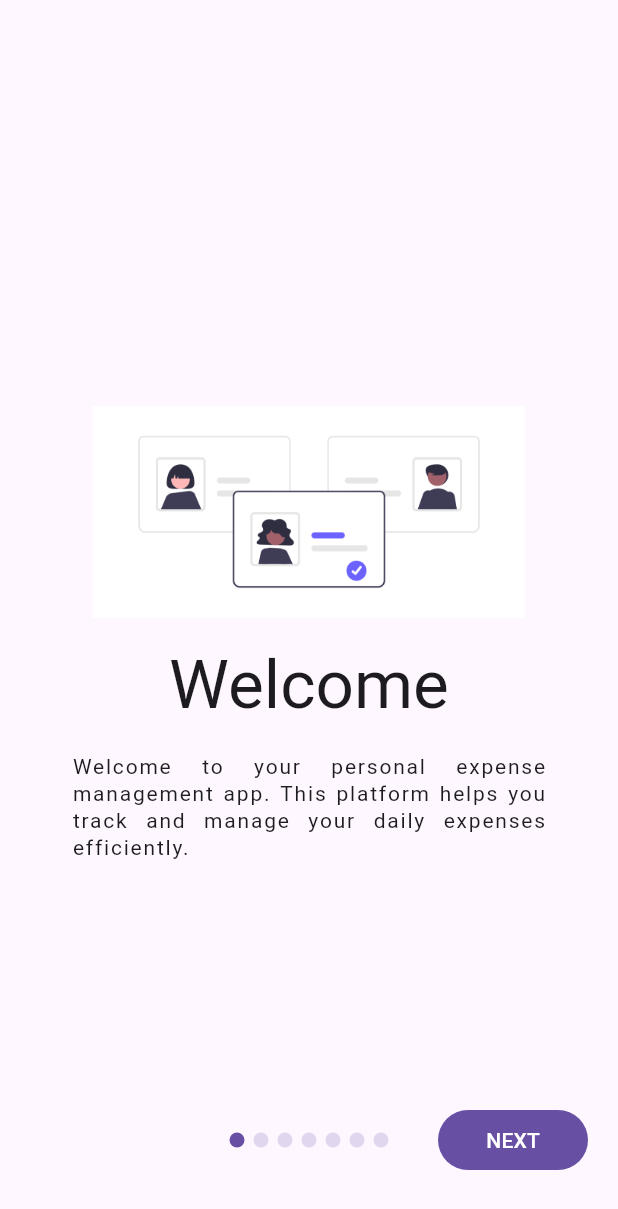
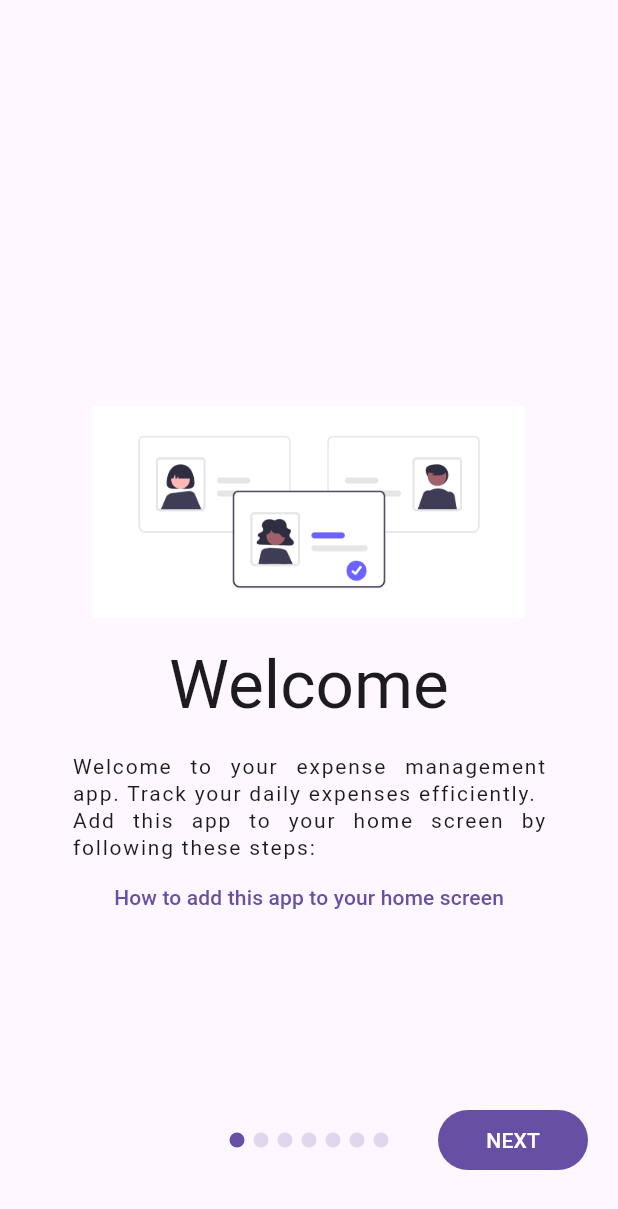
Before and after one commit to jeff214103/expense-tracker, a Flutter app: the WelcomeScreen screen opened directly, on a phone screen of 412 x 824 dp. Shown: the top 1209 px of the screen. Run offline on Flutter 3.47's test engine with Material 3 defaults, Android fonts, the phone set to English and light mode, and no system bars; our stand-ins replace file_picker, google_generative_ai, google_sign_in, shared_preferences; missing offline and left inert: currency_picker, extension_google_sign_in_as_googleapis_auth, googleapis; accounts and stored records are empty.

Commit message:
Update the setting and fix google model

```diff
--- a/lib/screen/setting.dart
+++ b/lib/screen/setting.dart
@@ -171,7 +171,7 @@ class _SettingScreenState extends State<SettingScreen>
     String currentModel,
     Function(String) onModelSelect,
   ) {
-    final models = ['gemini-1.5-flash', 'gemini-1.5-proa'];
+    final models = ['gemini-1.5-flash', 'gemini-1.5-pro'];
 
     showDialog(
       context: context,
--- a/lib/screen/welcome.dart
+++ b/lib/screen/welcome.dart
@@ -6,25 +6,33 @@ List<Map<String, dynamic>> items = [
     "id": 1,
     "header": "Welcome",
     "description":
-        "Welcome to your personal expense management app. This platform helps you track and manage your daily expenses efficiently.",
-    "image": "assets/images/1.png"
+        """Welcome to your expense management app. Track your daily expenses efficiently.
+Add this app to your home screen by following these steps:""",
+    "image": "assets/images/1.png",
+    "link": [
+      {
+        "name": "How to add this app to your home screen",
+        "url":
+            "https://www.howtogeek.com/196087/how-to-add-websites-to-the-home-screen-on-any-smartphone-or-tablet/"
+      }
+    ],
   },
   {
     "id": 2,
     "header": "Privacy",
     "description":
-        """Your data privacy is important. Here's where your information is stored:
+        """Your data privacy matters. Here's where your information is stored:
 
         1. Google Drive - Receipt images
         2. Google Sheets - Expense records
         3. Local device - App settings
 
-        Please note: You are responsible for managing your device and Google account security settings. The app developer cannot be held responsible for any data breaches resulting from your security configurations.""",
+        Note: You are responsible for your device and Google account security. The app developer is not liable for any data breaches due to your security settings.""",
     "image": "assets/images/2.png",
     "link": [
       {
         "name": "privacy policy",
-        "url":  Uri.parse('/privacy-policy').toString(),
+        "url": Uri.parse('/privacy-policy').toString(),
       },
     ]
   },
@@ -32,33 +40,32 @@ List<Map<String, dynamic>> items = [
     "id": 3,
     "header": "Input",
     "description":
-        """Getting started is easy! Simply scan your receipt, and if you've configured Gemini, the information will be automatically extracted and populated in the form. You can review and adjust the details as needed.
+        """Getting started is easy! Scan your receipt, and if you've set up Gemini, the information will be extracted automatically. You can review and adjust the details as needed.
 
-        Don't have a receipt? No problem - you can manually input expenses too.""",
+        No receipt? You can also input expenses manually.""",
     "image": "assets/images/3.png"
   },
   {
     "id": 4,
     "header": "View",
     "description":
-        "Track your spending history with ease. All amounts are displayed in your preferred currency. Please note that currency conversion rates are preset and may need manual updates to reflect current rates.",
+        "Easily track your spending history. All amounts are shown in your preferred currency. Currency conversion rates are preset and may need manual updates.",
     "image": "assets/images/4.png"
   },
   {
     "id": 5,
     "header": "Manage",
     "description":
-        """The app helps you to create a Google Sheet named "Expense Record" and a Google Drive folder named "Expense History (Automated)".  You may find those files in your Google Drive. If your Google Drive runs out of space, you may remove the files manually.""",
+        """The app creates a Google Sheet named "Expense Record" and a Google Drive folder called "Expense History (Automated)". You can find these files in your Google Drive. If you run out of space, you may need to delete them manually.""",
     "image": "assets/images/4.png"
   },
   {
     "id": 6,
     "header": "Author",
     "description":
-        "This project is open source and available on GitHub. Contributions are welcome! If you find this app helpful, consider supporting the developer with a coffee!",
+        "This project is open source on GitHub. Contributions are welcome! If you find this app helpful, consider supporting the developer with a coffee!",
     "image": "assets/images/6.png",
     "link": [
-
       {
         "name": "github",
         "url": "https://github.com/jeff214103/resume-generator",
```
